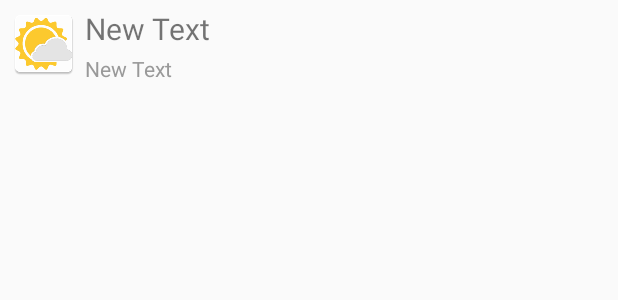
After one commit to shohei/WeatherZ, an Android app: the layout row.xml on its own in the app's theme, with its tools: preview values and no code run, on a phone screen of 412 x 824 dp. The commit adds this screen. Shown: the top 300 px of the screen. Run offline under Robolectric (Android 15) with nearby library versions, the phone set to English and light mode, and no system bars.

Commit message:
customize list view

```diff
--- /dev/null
+++ b/app/src/main/res/layout/row.xml
@@ -0,0 +1,35 @@
+<?xml version="1.0" encoding="utf-8"?>
+<LinearLayout xmlns:android="http://schemas.android.com/apk/res/android"
+    android:layout_width="match_parent"
+    android:layout_height="wrap_content"
+    android:padding="5dp"
+    android:orientation="horizontal">
+
+    <ImageView
+        android:layout_width="wrap_content"
+        android:layout_height="wrap_content"
+        android:src="@mipmap/ic_launcher"
+        android:layout_marginRight="3dp"
+        android:id="@+id/wImageView" />
+
+    <LinearLayout
+        android:orientation="vertical"
+        android:layout_width="match_parent"
+        android:layout_height="match_parent">
+
+        <TextView
+            android:layout_width="wrap_content"
+            android:layout_height="wrap_content"
+            android:text="New Text"
+            android:textSize="20sp"
+            android:layout_marginBottom="3dp"
+            android:id="@+id/descText" />
+
+        <TextView
+            android:layout_width="wrap_content"
+            android:layout_height="wrap_content"
+            android:text="New Text"
+            android:textColor="#999999"
+            android:id="@+id/dateText" />
+    </LinearLayout>
+</LinearLayout>
```
Also changed, not shown: app/src/main/java/com/shoheiaoki/weatherz/MainActivity.java (+81 -14 lines).
